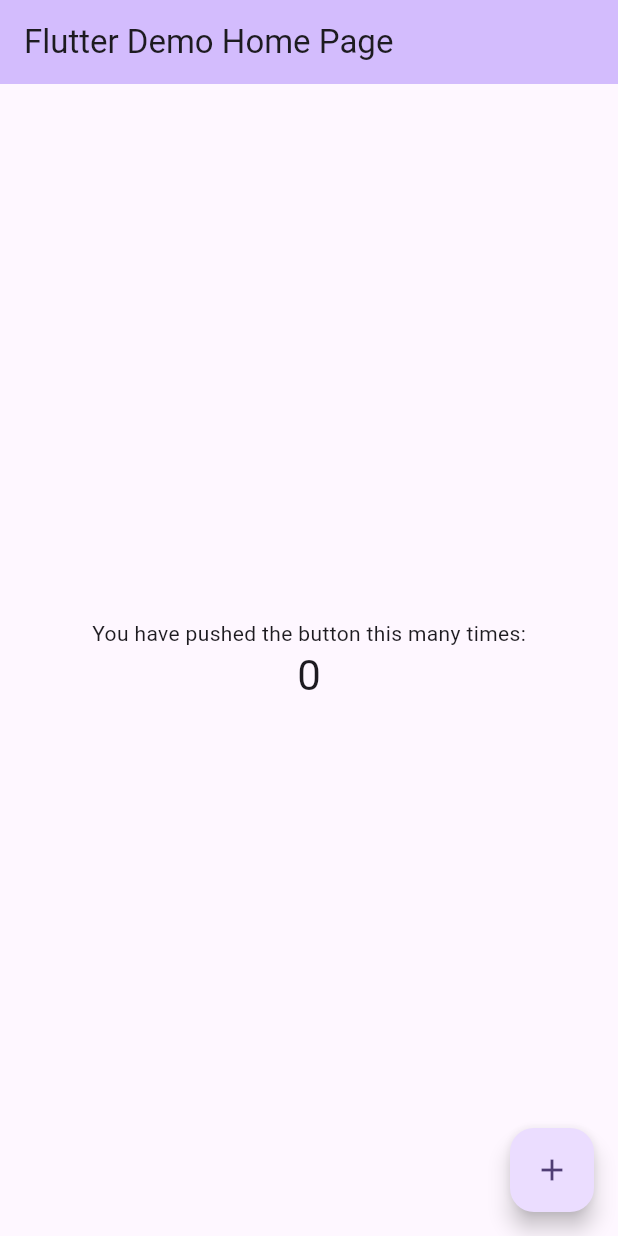
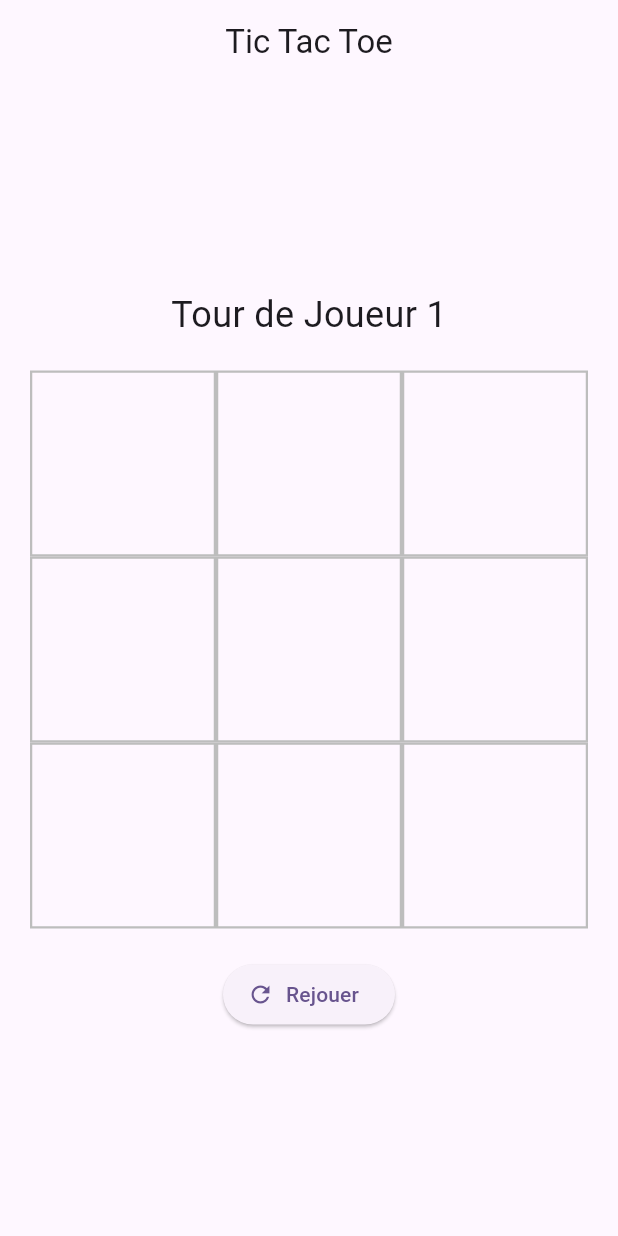
Before and after one commit to PerezdelaLamaJulien/tic_tac_toe, a Flutter app: the screen it shows after launch, on a phone screen of 412 x 824 dp. Run offline on Flutter 3.47's test engine with Material 3 defaults, Android fonts, the phone set to English and light mode, and no system bars; our stand-ins replace flutter_riverpod; missing offline and left inert: matrix4_transform.

Commit message:
Base game (#1)

```diff
--- /dev/null
+++ b/lib/game/models/player.dart
@@ -0,0 +1,13 @@
+
+enum Player { one, two }
+
+extension PlayerExtension on Player {
+  String get playerName {
+    switch (this) {
+      case Player.one:
+        return 'Joueur 1';
+      case Player.two:
+        return 'Joueur 2';
+      }
+  }
+}
--- a/lib/main.dart
+++ b/lib/main.dart
@@ -1,7 +1,9 @@
 import 'package:flutter/material.dart';
+import 'package:flutter_riverpod/flutter_riverpod.dart';
+import 'package:tic_tac_toe/ui/game_screen.dart';
 
 void main() {
-  runApp(const MyApp());
+  runApp(const ProviderScope(child:MyApp()));
 }
 
 class MyApp extends StatelessWidget {
@@ -11,112 +13,12 @@ class MyApp extends StatelessWidget {
   @override
   Widget build(BuildContext context) {
     return MaterialApp(
-      title: 'Flutter Demo',
+      title: 'Tic Tac Toe',
+      debugShowCheckedModeBanner: false,
       theme: ThemeData(
-        // This is the theme of your application.
-        //
-        // TRY THIS: Try running your application with "flutter run". You'll see
-        // the application has a purple toolbar. Then, without quitting the app,
-        // try changing the seedColor in the colorScheme below to Colors.green
-        // and then invoke "hot reload" (save your changes or press the "hot
-        // reload" button in a Flutter-supported IDE, or press "r" if you used
-        // the command line to start the app).
-        //
-        // Notice that the counter didn't reset back to zero; the application
-        // state is not lost during the reload. To reset the state, use hot
-        // restart instead.
-        //
-        // This works for code too, not just values: Most code changes can be
-        // tested with just a hot reload.
         colorScheme: ColorScheme.fromSeed(seedColor: Colors.deepPurple),
       ),
-      home: const MyHomePage(title: 'Flutter Demo Home Page'),
+      home: const GameScreen(),
     );
   }
 }
-
-class MyHomePage extends StatefulWidget {
-  const MyHomePage({super.key, required this.title});
-
-  // This widget is the home page of your application. It is stateful, meaning
-  // that it has a State object (defined below) that contains fields that affect
-  // how it looks.
-
-  // This class is the configuration for the state. It holds the values (in this
-  // case the title) provided by the parent (in this case the App widget) and
-  // used by the build method of the State. Fields in a Widget subclass are
-  // always marked "final".
-
-  final String title;
-
-  @override
-  State<MyHomePage> createState() => _MyHomePageState();
-}
-
-class _MyHomePageState extends State<MyHomePage> {
-  int _counter = 0;
-
-  void _incrementCounter() {
-    setState(() {
-      // This call to setState tells the Flutter framework that something has
-      // changed in this State, which causes it to rerun the build method below
-      // so that the display can reflect the updated values. If we changed
-      // _counter without calling setState(), then the build method would not be
-      // called again, and so nothing would appear to happen.
-      _counter++;
-    });
-  }
-
-  @override
-  Widget build(BuildContext context) {
-    // This method is rerun every time setState is called, for instance as done
-    // by the _incrementCounter method above.
-    //
-    // The Flutter framework has been optimized to make rerunning build methods
-    // fast, so that you can just rebuild anything that needs updating rather
-    // than having to individually change instances of widgets.
-    return Scaffold(
-      appBar: AppBar(
-        // TRY THIS: Try changing the color here to a specific color (to
-        // Colors.amber, perhaps?) and trigger a hot reload to see the AppBar
-        // change color while the other colors stay the same.
-        backgroundColor: Theme.of(context).colorScheme.inversePrimary,
-        // Here we take the value from the MyHomePage object that was created by
-        // the App.build method, and use it to set our appbar title.
-        title: Text(widget.title),
-      ),
-      body: Center(
-        // Center is a layout widget. It takes a single child and positions it
-        // in the middle of the parent.
-        child: Column(
-          // Column is also a layout widget. It takes a list of children and
-          // arranges them vertically. By default, it sizes itself to fit its
-          // children horizontally, and tries to be as tall as its parent.
-          //
-          // Column has various properties to control how it sizes itself and
-          // how it positions its children. Here we use mainAxisAlignment to
-          // center the children vertically; the main axis here is the vertical
-          // axis because Columns are vertical (the cross axis would be
-          // horizontal).
-          //
-          // TRY THIS: Invoke "debug painting" (choose the "Toggle Debug Paint"
-          // action in the IDE, or press "p" in the console), to see the
-          // wireframe for each widget.
-          mainAxisAlignment: MainAxisAlignment.center,
-          children: <Widget>[
-            const Text('You have pushed the button this many times:'),
-            Text(
-              '$_counter',
-              style: Theme.of(context).textTheme.headlineMedium,
-            ),
-          ],
-        ),
-      ),
-      floatingActionButton: FloatingActionButton(
-        onPressed: _incrementCounter,
-        tooltip: 'Increment',
-        child: const Icon(Icons.add),
-      ), // This trailing comma makes auto-formatting nicer for build methods.
-    );
-  }
-}
--- /dev/null
+++ b/lib/ui/board_game.dart
@@ -0,0 +1,36 @@
+import 'package:flutter/material.dart';
+import 'package:flutter_riverpod/flutter_riverpod.dart';
+import 'package:tic_tac_toe/game/game_notifier.dart';
+
+import 'board_tile.dart';
+
+class BoardGame extends ConsumerWidget {
+  const BoardGame({
+    super.key,
+  });
+
+  @override
+  Widget build(BuildContext context, WidgetRef ref) {
+    final game = ref.watch(gameProvider);
+    final controller = ref.read(gameProvider.notifier);
+
+    return AspectRatio(
+      aspectRatio: 1,
+      child: GridView.builder(
+        itemCount: 9,
+        physics: NeverScrollableScrollPhysics(),
+        gridDelegate: const SliverGridDelegateWithFixedCrossAxisCount(
+            crossAxisCount: 3),
+        itemBuilder: (context, index) {
+          final isHighlighted = game.winningLine?.contains(index) ?? false;
+          return BoardTile(
+            state: game.board[index],
+            onTap: () => controller.playMove(index),
+            isHighlighted: isHighlighted,
+            winningLineState: game.winningLineState,
+          );
+        },
+      ),
+    );
+  }
+}
--- /dev/null
+++ b/lib/ui/board_tile.dart
@@ -0,0 +1,56 @@
+import 'package:flutter/material.dart';
+import 'package:tic_tac_toe/game/models/tile_state.dart';
+import 'package:tic_tac_toe/game/models/winning_line_state.dart';
+
+class BoardTile extends StatelessWidget {
+  final TileState state;
+  final VoidCallback onTap;
+  final bool isHighlighted;
+  final WinningLineState? winningLineState;
+
+  const BoardTile({
+    super.key,
+    required this.state,
+    required this.onTap,
+    this.isHighlighted = false,
+    this.winningLineState,
+  });
+
+  @override
+  Widget build(BuildContext context) {
+    return GestureDetector(
+      onTap: state == TileState.empty ? onTap : null,
+      child: Stack(
+        alignment: Alignment.center,
+        children: [
+          AnimatedContainer(
+            duration: const Duration(milliseconds: 200),
+            decoration: BoxDecoration(
+              border: Border.all(color: Colors.grey.shade400, width: 1.5),
+              color: isHighlighted
+                  ? state.backgroundColor.withOpacity(0.1)
+                  : Colors.transparent,
+            ),
+            child: Center(
+              child: Text(
+                state.text,
+                style: TextStyle(
+                  fontSize: 48,
+                  fontWeight: FontWeight.bold,
+                  color: state.iconColor,
+                ),
+              ),
+            ),
+          ),
+
+          if (isHighlighted && winningLineState != null)
+            Transform(
+              transform: winningLineState!.matrix4Transform(MediaQuery.of(context).orientation),
+              child: Container(width: 200, height: 6, color: state.iconColor),
+            ),
+        ],
+      ),
+    );
+  }
+
+}
--- /dev/null
+++ b/lib/ui/game_screen.dart
@@ -0,0 +1,77 @@
+import 'package:flutter/material.dart';
+import 'package:flutter_riverpod/flutter_riverpod.dart';
+import 'package:tic_tac_toe/game/game_notifier.dart';
+import 'package:tic_tac_toe/game/models/player.dart';
+import 'board_game.dart';
+
+class GameScreen extends ConsumerWidget {
+  const GameScreen({super.key});
+
+  @override
+  Widget build(BuildContext context, WidgetRef ref) {
+    final game = ref.watch(gameProvider);
+    final controller = ref.read(gameProvider.notifier);
+
+    String status;
+    if (game.winner != null) {
+      status = "Le ${game.winner!.playerName} a gagné 🎉";
+    } else if (game.isDraw) {
+      status = "Match nul 😐";
+    } else {
+      status = "Tour de ${game.currentPlayer.playerName}";
+    }
+
+    return Scaffold(
+      appBar: AppBar(title: const Text('Tic Tac Toe'), centerTitle: true),
+      body: Padding(
+        padding: const EdgeInsets.all(20),
+        child: OrientationBuilder(
+          builder: (context, orientation) {
+            if (orientation == Orientation.portrait) {
+              return Column(
+                mainAxisAlignment: MainAxisAlignment.center,
+                spacing: 20,
+                children: [
+                  Text(status, style: const TextStyle(fontSize: 24)),
+                  BoardGame(),
+                  ElevatedButton.icon(
+                    onPressed: controller.reset,
+                    icon: const Icon(Icons.refresh),
+                    label: const Text("Rejouer"),
+                  ),
+                ],
+              );
+            } else {
+              return Row(
+                mainAxisAlignment: MainAxisAlignment.spaceEvenly,
+                children: [
+                  Flexible(child: BoardGame()),
+                  SizedBox(
+                    width: 250,
+                    child: Column(
+                      crossAxisAlignment: CrossAxisAlignment.center,
+                      mainAxisAlignment: MainAxisAlignment.center,
+                      spacing: 20,
+                      children: [
+                        Text(
+                          status,
+                          textAlign: TextAlign.center,
+                          style: const TextStyle(fontSize: 24),
+                        ),
+                        ElevatedButton.icon(
+                          onPressed: controller.reset,
+                          icon: const Icon(Icons.refresh),
+                          label: const Text("Rejouer"),
+                        ),
+                      ],
+                    ),
+                  ),
+                ],
+              );
+            }
+          },
+        ),
+      ),
+    );
+  }
+}
--- a/pubspec.yaml
+++ b/pubspec.yaml
@@ -34,6 +34,8 @@ dependencies:
   # The following adds the Cupertino Icons font to your application.
   # Use with the CupertinoIcons class for iOS style icons.
   cupertino_icons: ^1.0.8
+  flutter_riverpod: ^3.0.3
+  matrix4_transform: ^4.0.1
 
 dev_dependencies:
   flutter_test:
```
Also changed, not shown: lib/game/game_notifier.dart (added, +60 -0 lines), lib/game/models/game_state.dart (added, +46 -0 lines), lib/game/models/tile_state.dart (added, +38 -0 lines), lib/game/models/winning_line_state.dart (added, +56 -0 lines), pubspec.lock.
